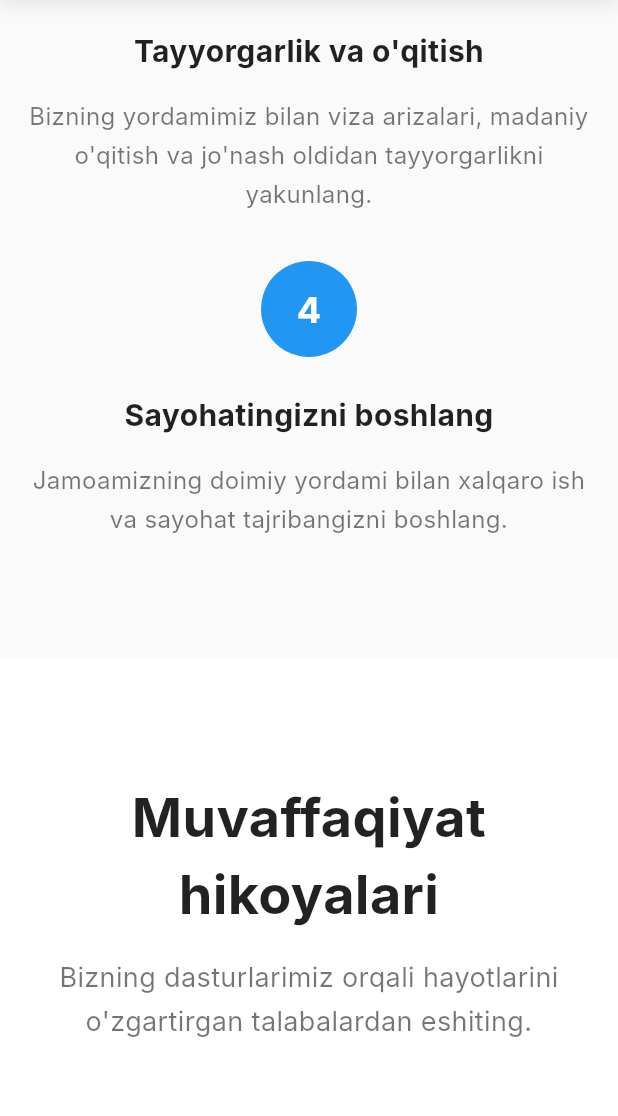
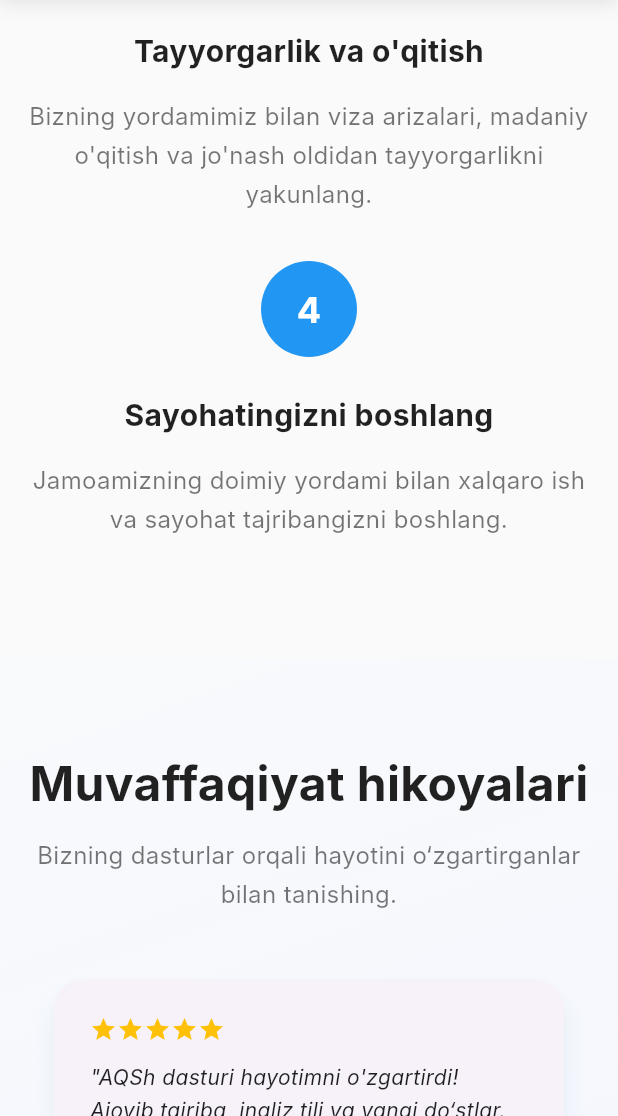
Before and after one commit to To-Rex/LearnX, a Flutter app: the screen it shows after launch, scrolled down 2880 dp, on a phone screen of 412 x 824 dp, the part 120-1236 px from its top. Run offline on Flutter 3.47's test engine with Material 3 defaults, Android fonts, the phone set to English and light mode, and no system bars; our stand-ins replace auth_buttons, google_fonts, supabase_flutter; accounts and stored records are empty; Roboto replaces fonts that are missing (Inter).

```diff
--- a/lib/widgets/testimonials_section.dart
+++ b/lib/widgets/testimonials_section.dart
@@ -6,90 +6,78 @@ class TestimonialsSection extends StatelessWidget {
   @override
   Widget build(BuildContext context) {
     return Container(
-      padding: const EdgeInsets.symmetric(vertical: 80, horizontal: 16),
-      color: Colors.white,
+      padding: const EdgeInsets.symmetric(vertical: 60, horizontal: 16),
+      decoration: const BoxDecoration(
+        gradient: LinearGradient(
+          colors: [Color(0xFFF8FAFC), Color(0xFFEEF2FF)],
+          begin: Alignment.topLeft,
+          end: Alignment.bottomRight,
+        ),
+      ),
       child: Column(
         children: [
           const Text(
             'Muvaffaqiyat hikoyalari',
             style: TextStyle(
-              fontSize: 36,
+              fontSize: 32,
               fontWeight: FontWeight.bold,
               color: Colors.black87,
             ),
             textAlign: TextAlign.center,
           ),
-          const SizedBox(height: 16),
+          const SizedBox(height: 12),
           const Text(
-            'Bizning dasturlarimiz orqali hayotlarini o\'zgartirgan talabalardan eshiting.',
+            'Bizning dasturlar orqali hayotini o‘zgartirganlar bilan tanishing.',
             style: TextStyle(
-              fontSize: 18,
+              fontSize: 16,
               color: Colors.black54,
               height: 1.6,
             ),
             textAlign: TextAlign.center,
           ),
-          const SizedBox(height: 60),
+          const SizedBox(height: 40),
           LayoutBuilder(
             builder: (context, constraints) {
-              if (constraints.maxWidth > 768) {
-                return Row(
-                  crossAxisAlignment: CrossAxisAlignment.start,
+              double cardWidth = _getCardWidth(constraints.maxWidth);
+              double cardHeight = 300;
+
+              return Wrap(
+                spacing: 24,
+                runSpacing: 24,
+                alignment: WrapAlignment.center,
                 children: [
-                    Expanded(child: _buildTestimonialCard(
-                      'Aisha Karimova',
-                      'AQSh Dasturi 2023',
-                      'AQSh dasturi hayotimni o\'zgartirdi! Men ajoyib ish tajribasi oldim, ingliz tilimni yaxshiladim va butun dunyodan do\'stlar orttirdim. WorkTravel har qadamda menga yordam berdi.',
-                      'A',
-                      Colors.blue,
-                    )),
-                    const SizedBox(width: 24),
-                    Expanded(child: _buildTestimonialCard(
-                      'Dilshod Rahimov',
-                      'Yevropa Dasturi 2022',
-                      'Germaniyada ishlash men hech qachon tasavvur qilmagan eshiklarni ochdi. Tajriba ishonchimni oshirdi va bugungi kunda martabamda yordam beradigan global nuqtai nazarni berdi.',
-                      'D',
-                      Colors.orange,
-                    )),
-                    const SizedBox(width: 24),
-                    Expanded(child: _buildTestimonialCard(
-                      'Sevara Tosheva',
-                      'Maxsus Dastur 2023',
-                      'Arizadan qaytishgacha jarayon silliq va professional edi. Men butun sayohatim davomida qo\'llab-quvvatlanganligimni his qildim. Sarguzasht izlayotgan har qanday talabaga tavsiya qilaman!',
-                      'S',
-                      Colors.green,
-                    )),
-                  ],
-                );
-              } else {
-                return Column(
-                  children: [
-                    _buildTestimonialCard(
-                      'Aisha Karimova',
-                      'AQSh Dasturi 2023',
-                      'AQSh dasturi hayotimni o\'zgartirdi! Men ajoyib ish tajribasi oldim, ingliz tilimni yaxshiladim va butun dunyodan do\'stlar orttirdim. WorkTravel har qadamda menga yordam berdi.',
-                      'A',
-                      Colors.blue,
+                  _buildCard(
+                    name: 'Aisha Karimova',
+                    program: 'AQSh Dasturi 2023',
+                    testimonial:
+                    'AQSh dasturi hayotimni o\'zgartirdi! Ajoyib tajriba, ingliz tili va yangi do‘stlar. WorkTravel har qadamda yonimda bo‘ldi.',
+                    initials: 'A',
+                    color: Colors.blue,
+                    width: cardWidth,
+                    height: cardHeight,
                   ),
-                    const SizedBox(height: 24),
-                    _buildTestimonialCard(
-                      'Dilshod Rahimov',
-                      'Yevropa Dasturi 2022',
-                      'Germaniyada ishlash men hech qachon tasavvur qilmagan eshiklarni ochdi. Tajriba ishonchimni oshirdi va bugungi kunda martabamda yordam beradigan global nuqtai nazarni berdi.',
-                      'D',
-                      Colors.orange,
+                  _buildCard(
+                    name: 'Dilshod Rahimov',
+                    program: 'Yevropa Dasturi 2022',
+                    testimonial:
+                    'Germaniyada ishlash katta imkoniyatlar eshigini ochdi. Ishonchim oshdi, global fikrlashga o‘rgandim.',
+                    initials: 'D',
+                    color: Colors.orange,
+                    width: cardWidth,
+                    height: cardHeight,
                   ),
-                    const SizedBox(height: 24),
-                    _buildTestimonialCard(
-                      'Sevara Tosheva',
-                      'Maxsus Dastur 2023',
-                      'Arizadan qaytishgacha jarayon silliq va professional edi. Men butun sayohatim davomida qo\'llab-quvvatlanganligimni his qildim. Sarguzasht izlayotgan har qanday talabaga tavsiya qilaman!',
-                      'S',
-                      Colors.green,
+                  _buildCard(
+                    name: 'Sevara Tosheva',
+                    program: 'Maxsus Dastur 2023',
+                    testimonial:
+                    'Jarayon juda silliq o‘tdi. Har bir bosqichda qo‘llab-quvvatlashni his qildim. Tavsiya qilaman!',
+                    initials: 'S',
+                    color: Colors.green,
+                    width: cardWidth,
+                    height: cardHeight,
                   ),
                 ],
               );
-              }
             },
           ),
         ],
@@ -97,65 +85,77 @@ class TestimonialsSection extends StatelessWidget {
     );
   }
 
-  Widget _buildTestimonialCard(String name, String program, String testimonial, String initial, Color color) {
-    return Card(
-      elevation: 4,
-      shape: RoundedRectangleBorder(
-        borderRadius: BorderRadius.circular(16),
-      ),
+  double _getCardWidth(double maxWidth) {
+    if (maxWidth >= 1024) return 320;
+    if (maxWidth >= 768) return (maxWidth - 64) / 2;
+    return maxWidth - 32;
+  }
+
+  Widget _buildCard({
+    required String name,
+    required String program,
+    required String testimonial,
+    required String initials,
+    required Color color,
+    required double width,
+    required double height,
+  }) {
+    return SizedBox(
+      width: width,
+      height: height,
+      child: Card(
+        elevation: 6,
+        shadowColor: color.withOpacity(0.15),
+        shape: RoundedRectangleBorder(borderRadius: BorderRadius.circular(20)),
         child: Padding(
-        padding: const EdgeInsets.all(32),
+          padding: const EdgeInsets.all(24),
           child: Column(
             crossAxisAlignment: CrossAxisAlignment.start,
             children: [
+              // Yulduzchalar
               Row(
-              children: List.generate(5, (index) => Icon(
-                Icons.star,
-                size: 20,
-                color: Colors.amber,
-              )),
+                children: List.generate(
+                  5,
+                      (index) => const Icon(Icons.star, color: Colors.amber, size: 18),
                 ),
-            const SizedBox(height: 16),
-            Text(
+              ),
+              const SizedBox(height: 12),
+              Expanded(
+                child: Text(
                   '"$testimonial"',
                   style: const TextStyle(
-                fontSize: 16,
-                color: Colors.black54,
+                    fontStyle: FontStyle.italic,
+                    fontSize: 14,
                     height: 1.6,
-                fontStyle: FontStyle.italic,
-              ),
-            ),
-            const SizedBox(height: 24),
-            Row(
-              children: [
-                Container(
-                  width: 48,
-                  height: 48,
-                  decoration: BoxDecoration(
-                    color: color,
-                    borderRadius: BorderRadius.circular(24),
-                  ),
-                  child: Center(
-                    child: Text(
-                      initial,
-                      style: const TextStyle(
-                        fontSize: 20,
-                        fontWeight: FontWeight.bold,
-                        color: Colors.white,
+                    color: Colors.black87,
                   ),
                 ),
               ),
+              const SizedBox(height: 20),
+              Row(
+                children: [
+                  CircleAvatar(
+                    radius: 24,
+                    backgroundColor: color,
+                    child: Text(
+                      initials,
+                      style: const TextStyle(
+                        color: Colors.white,
+                        fontWeight: FontWeight.bold,
+                        fontSize: 20,
                       ),
-                const SizedBox(width: 16),
+                    ),
+                  ),
+                  const SizedBox(width: 12),
                   Column(
                     crossAxisAlignment: CrossAxisAlignment.start,
                     children: [
                       Text(
                         name,
                         style: const TextStyle(
+                          fontWeight: FontWeight.bold,
                           fontSize: 16,
-                        fontWeight: FontWeight.bold,
-                        color: Colors.black87,
+                          color: Colors.black,
                         ),
                       ),
                       Text(
@@ -168,8 +168,9 @@ class TestimonialsSection extends StatelessWidget {
                     ],
                   ),
                 ],
+              )
+            ],
           ),
-          ],
         ),
       ),
     );
```
Also changed, not shown: lib/widgets/contact_section.dart (+66 -76 lines). Lines whose indentation alone changed are shown as unchanged.
